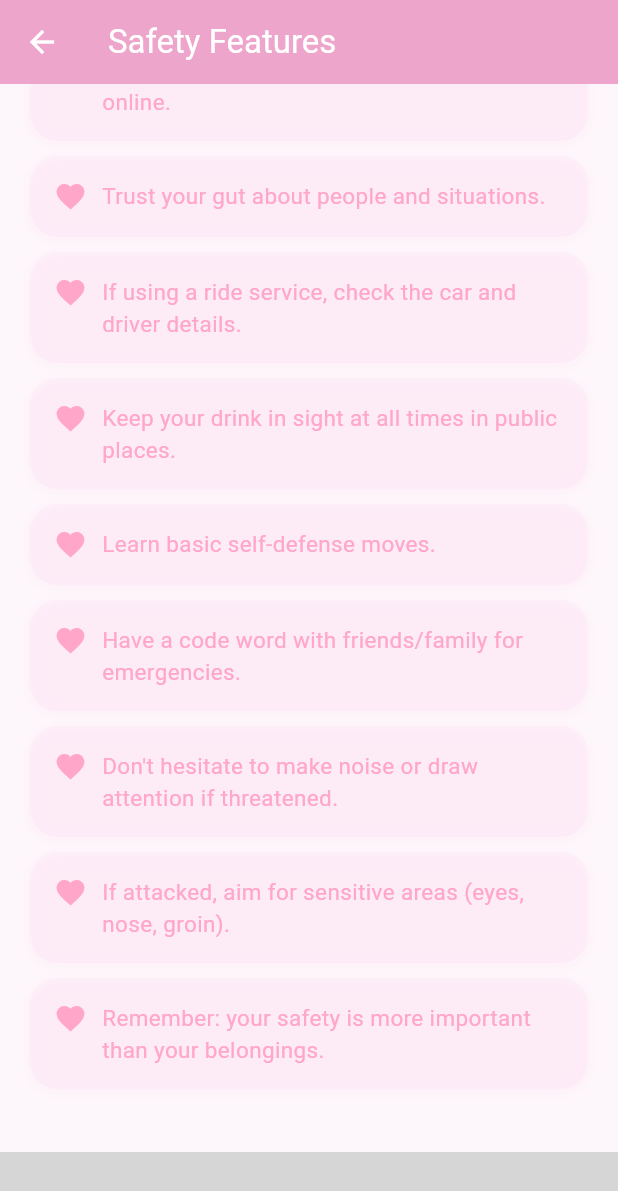
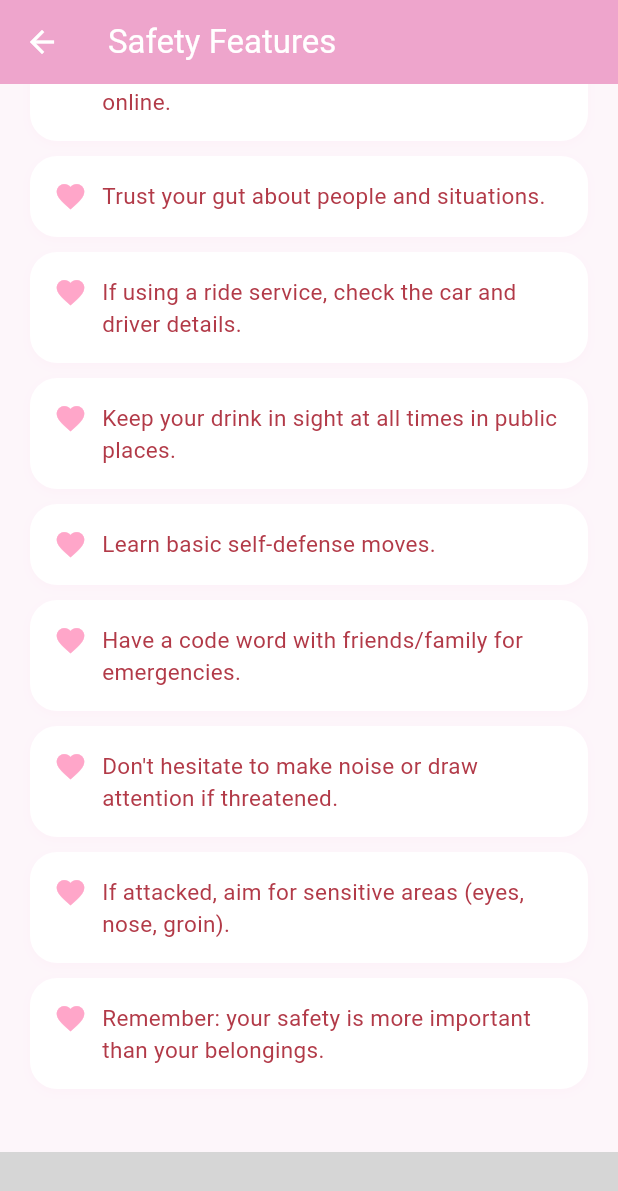
Before and after one commit to gazizatan/BestieHere, a Flutter app: the SafetyScreen screen opened by its route, scrolled down 2090 dp, on a phone screen of 412 x 824 dp. Shown: the top 1191 px of the screen. Run offline on Flutter 3.47's test engine with Material 3 defaults, Android fonts, the phone set to English and light mode, and no system bars; our stand-ins replace flutter_map, geolocator, google_fonts, google_maps_flutter, latlong2, permission_handler and 2 more; accounts and stored records are empty; Roboto replaces fonts that are missing (ComicNeue); statements that could not run were skipped; grey boxes are pictures that could not be loaded.

Commit message:
modified dark theme and safety screen

```diff
--- a/lib/routes/app_routes.dart
+++ b/lib/routes/app_routes.dart
@@ -3,6 +3,7 @@ import '../screens/home/home_screen.dart';
 import '../screens/profile/profile_screen.dart';
 import '../screens/safety/safety_screen.dart';
 import '../screens/messages_screen.dart';
+import '../screens/safety_tips_screen.dart';
 
 class AppRoutes {
   static const String home = '/';
@@ -19,6 +20,8 @@ class AppRoutes {
         return MaterialPageRoute(builder: (_) => const SafetyScreen());
       case '/messages':
         return MaterialPageRoute(builder: (_) => const MessagesScreen());
+      case '/safety-tips':
+        return MaterialPageRoute(builder: (_) => const SafetyTipsScreen());
       default:
         return MaterialPageRoute(
           builder: (_) => Scaffold(
--- a/lib/screens/safety/safety_screen.dart
+++ b/lib/screens/safety/safety_screen.dart
@@ -360,7 +360,7 @@ class _SafetyScreenState extends State<SafetyScreen> {
                         margin: const EdgeInsets.only(bottom: 10),
                         padding: const EdgeInsets.all(16),
                         decoration: BoxDecoration(
-                          color: theme.secondaryColor.withOpacity(0.13),
+                          color: theme.cardColor,
                           borderRadius: BorderRadius.circular(18),
                           boxShadow: [
                             BoxShadow(
@@ -379,7 +379,7 @@ class _SafetyScreenState extends State<SafetyScreen> {
                               child: Text(
                                 tip,
                                 style: TextStyle(
-                                  color: theme.primaryColor,
+                                  color: theme.textColor,
                                   fontSize: 15,
                                   fontFamily: 'ComicNeue',
                                 ),
--- a/lib/theme/app_theme.dart
+++ b/lib/theme/app_theme.dart
@@ -5,6 +5,8 @@ class AppThemeData {
   final Color primaryColor;
   final Color secondaryColor;
   final Color backgroundColor;
+  final Color cardColor;
+  final Color textColor;
   final Gradient primaryGradient;
   final Gradient navBarGradient;
 
@@ -12,6 +14,8 @@ class AppThemeData {
     required this.primaryColor,
     required this.secondaryColor,
     required this.backgroundColor,
+    required this.cardColor,
+    required this.textColor,
     required this.primaryGradient,
     required this.navBarGradient,
   });
@@ -255,6 +259,8 @@ class AppTheme {
     primaryColor: const Color(0xFFFFA6C9),
     secondaryColor: const Color(0xFFFBC2EB),
     backgroundColor: const Color(0xFFFDF6FA),
+    cardColor: Colors.white,
+    textColor: Color(0xFFB23A48),
     primaryGradient: const LinearGradient(
       colors: [Color(0xFFFFA6C9), Color(0xFFFBC2EB)],
       begin: Alignment.topLeft,
@@ -269,17 +275,19 @@ class AppTheme {
 
   static final dark = AppThemeData(
     primaryColor: const Color(0xFF7B2FF2),
-    secondaryColor: const Color(0xFFf357a8),
-    backgroundColor: const Color(0xFF1A1333),
+    secondaryColor: const Color(0xFFBA68C8),
+    backgroundColor: const Color(0xFF18122B),
+    cardColor: const Color(0xFF231942),
+    textColor: Colors.white,
     primaryGradient: const LinearGradient(
-      colors: [Color(0xFF7B2FF2), Color(0xFFf357a8)],
+      colors: [Color(0xFF7B2FF2), Color(0xFFBA68C8)],
       begin: Alignment.topLeft,
       end: Alignment.bottomRight,
     ),
     navBarGradient: const LinearGradient(
       begin: Alignment.centerLeft,
       end: Alignment.centerRight,
-      colors: [Color(0xFF7B2FF2), Color(0xFFf357a8)],
+      colors: [Color(0xFF7B2FF2), Color(0xFFBA68C8)],
     ),
   );
 }
```
